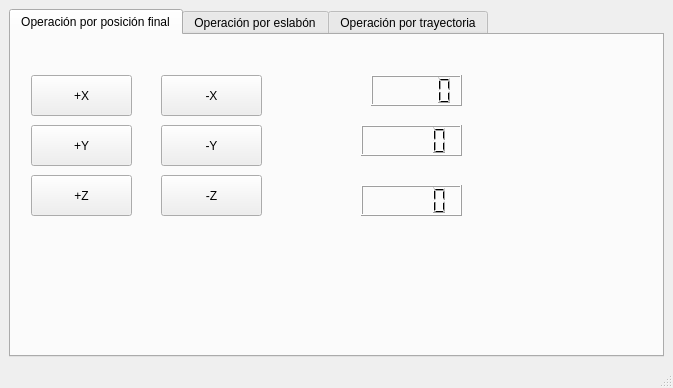
SrgtPepper/TT_RAA, file TT_RAA/mainwindow.ui: the form before one commit.
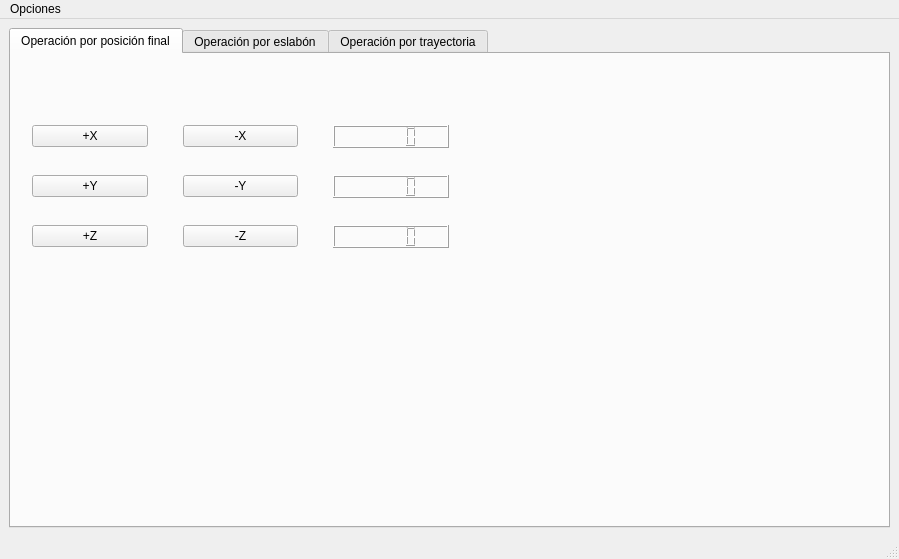
The form after the commit.

Commit message: Acomodo de btns y opciones

Patch:
```diff
--- a/TT_RAA/mainwindow.ui
+++ b/TT_RAA/mainwindow.ui
@@ -6,10 +6,28 @@
    <rect>
     <x>0</x>
     <y>0</y>
-    <width>673</width>
-    <height>388</height>
+    <width>899</width>
+    <height>559</height>
    </rect>
   </property>
+  <property name="sizePolicy">
+   <sizepolicy hsizetype="Fixed" vsizetype="Fixed">
+    <horstretch>0</horstretch>
+    <verstretch>0</verstretch>
+   </sizepolicy>
+  </property>
+  <property name="minimumSize">
+   <size>
+    <width>899</width>
+    <height>559</height>
+   </size>
+  </property>
+  <property name="maximumSize">
+   <size>
+    <width>900</width>
+    <height>560</height>
+   </size>
+  </property>
   <property name="windowTitle">
    <string>MainWindow</string>
   </property>
@@ -24,113 +42,86 @@
        <attribute name="title">
         <string>Operación por posición final</string>
        </attribute>
+       <widget class="QWidget" name="">
+        <property name="geometry">
+         <rect>
+          <x>10</x>
+          <y>10</y>
+          <width>451</width>
+          <height>261</height>
+         </rect>
+        </property>
+        <layout class="QGridLayout" name="gridLayout_4">
+         <property name="leftMargin">
+          <number>11</number>
+         </property>
+         <property name="topMargin">
+          <number>34</number>
+         </property>
+         <property name="rightMargin">
+          <number>23</number>
+         </property>
+         <property name="bottomMargin">
+          <number>49</number>
+         </property>
+         <property name="horizontalSpacing">
+          <number>35</number>
+         </property>
+         <property name="verticalSpacing">
+          <number>0</number>
+         </property>
+         <item row="0" column="0">
        <widget class="QPushButton" name="pushButton">
-        <property name="geometry">
-         <rect>
-          <x>20</x>
-          <y>40</y>
-          <width>101</width>
-          <height>41</height>
-         </rect>
-        </property>
         <property name="text">
          <string>+X</string>
         </property>
        </widget>
+         </item>
+         <item row="0" column="1">
        <widget class="QPushButton" name="pushButton_2">
-        <property name="geometry">
-         <rect>
-          <x>150</x>
-          <y>40</y>
-          <width>101</width>
-          <height>41</height>
-         </rect>
-        </property>
         <property name="text">
          <string>-X</string>
         </property>
        </widget>
+         </item>
+         <item row="0" column="2">
+          <widget class="QLCDNumber" name="lcdNumber"/>
+         </item>
+         <item row="1" column="0">
        <widget class="QPushButton" name="pushButton_3">
-        <property name="geometry">
-         <rect>
-          <x>20</x>
-          <y>90</y>
-          <width>101</width>
-          <height>41</height>
-         </rect>
-        </property>
         <property name="text">
          <string>+Y</string>
         </property>
        </widget>
+         </item>
+         <item row="1" column="1">
        <widget class="QPushButton" name="pushButton_4">
-        <property name="geometry">
-         <rect>
-          <x>150</x>
-          <y>90</y>
-          <width>101</width>
-          <height>41</height>
-         </rect>
-        </property>
         <property name="text">
          <string>-Y</string>
         </property>
        </widget>
+         </item>
+         <item row="1" column="2">
+          <widget class="QLCDNumber" name="lcdNumber_2"/>
+         </item>
+         <item row="2" column="0">
        <widget class="QPushButton" name="pushButton_5">
-        <property name="geometry">
-         <rect>
-          <x>20</x>
-          <y>140</y>
-          <width>101</width>
-          <height>41</height>
-         </rect>
-        </property>
         <property name="text">
          <string>+Z</string>
         </property>
        </widget>
+         </item>
+         <item row="2" column="1">
        <widget class="QPushButton" name="pushButton_6">
-        <property name="geometry">
-         <rect>
-          <x>150</x>
-          <y>140</y>
-          <width>101</width>
-          <height>41</height>
-         </rect>
-        </property>
         <property name="text">
          <string>-Z</string>
         </property>
        </widget>
-       <widget class="QLCDNumber" name="lcdNumber">
-        <property name="geometry">
-         <rect>
-          <x>360</x>
-          <y>40</y>
-          <width>91</width>
-          <height>31</height>
-         </rect>
-        </property>
-       </widget>
-       <widget class="QLCDNumber" name="lcdNumber_2">
-        <property name="geometry">
-         <rect>
-          <x>350</x>
-          <y>90</y>
-          <width>101</width>
-          <height>31</height>
-         </rect>
-        </property>
-       </widget>
-       <widget class="QLCDNumber" name="lcdNumber_3">
-        <property name="geometry">
-         <rect>
-          <x>350</x>
-          <y>150</y>
-          <width>101</width>
-          <height>31</height>
-         </rect>
-        </property>
+         </item>
+         <item row="2" column="2">
+          <widget class="QLCDNumber" name="lcdNumber_3"/>
+         </item>
+        </layout>
        </widget>
       </widget>
       <widget class="QWidget" name="tab_3">
@@ -321,10 +312,28 @@
     <rect>
      <x>0</x>
      <y>0</y>
-     <width>673</width>
+     <width>899</width>
      <height>23</height>
     </rect>
    </property>
+   <widget class="QMenu" name="menuOpciones">
+    <property name="geometry">
+     <rect>
+      <x>345</x>
+      <y>111</y>
+      <width>224</width>
+      <height>132</height>
+     </rect>
+    </property>
+    <property name="title">
+     <string>Opciones</string>
+    </property>
+    <addaction name="actionConfiguracion_de_paso"/>
+    <addaction name="actionConfiguracion_de_variables"/>
+    <addaction name="separator"/>
+    <addaction name="actionMostrar_animacion"/>
+   </widget>
+   <addaction name="menuOpciones"/>
   </widget>
   <widget class="QStatusBar" name="statusbar"/>
  </widget>
```
Left out of the diff: 15 changed lines with no effect on the pictures. Lines whose indentation alone changed are shown as unchanged.
